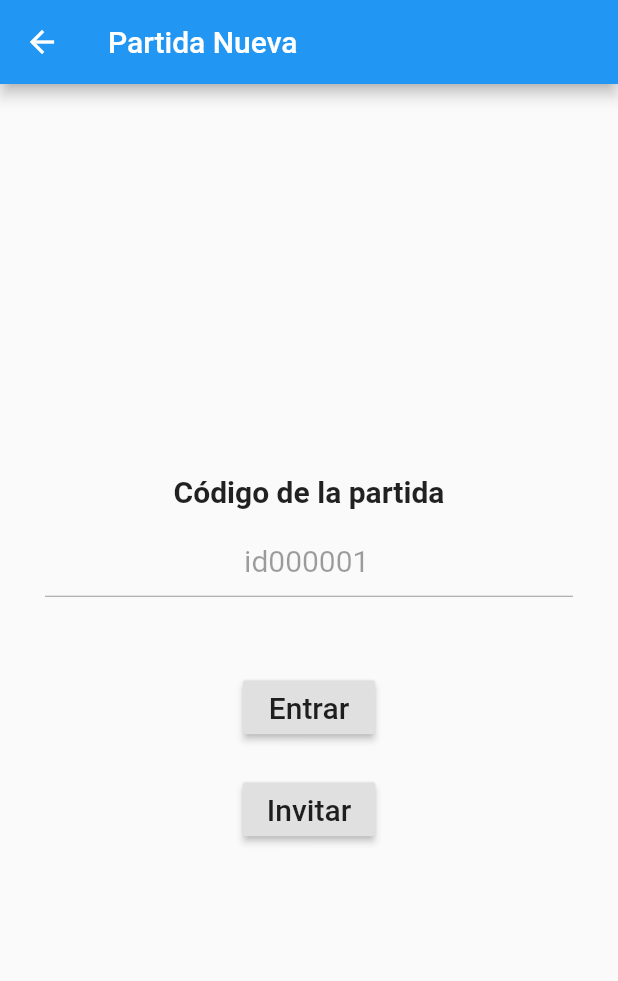
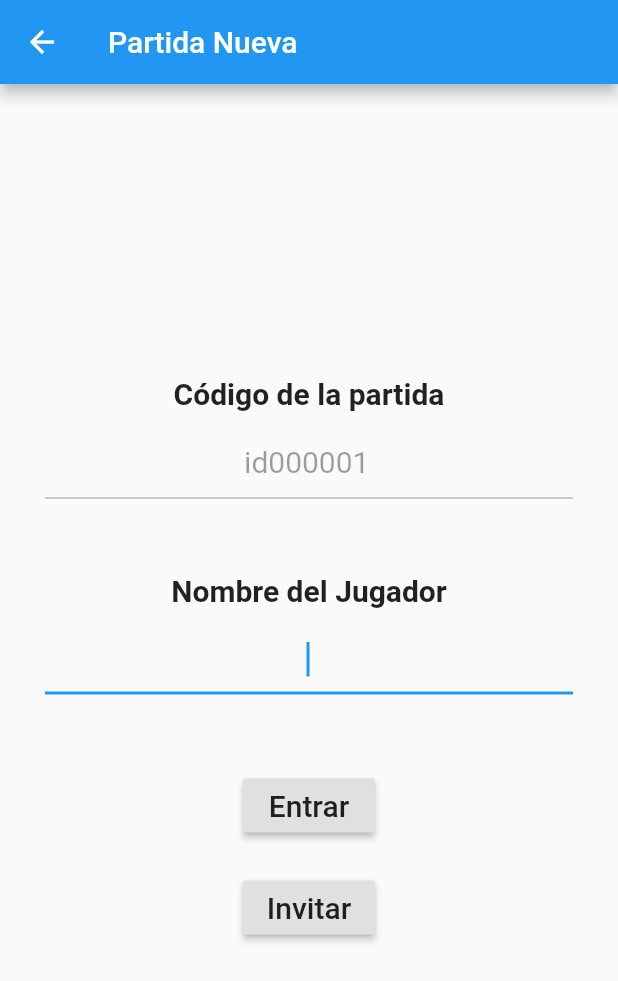
Before and after one commit to juegoconectemos/conectemos_legacy, a Flutter app: the screen it shows after launch, after a tap on "Crear nueva partida", on a phone screen of 412 x 824 dp. Shown: the top 981 px of the screen. Run offline on Flutter 3.47's test engine with Material 2 defaults, Android fonts, the light colour scheme and no system bars; our stand-ins replace cloud_firestore, device_info, firebase_core, firebase_database; accounts and stored records are empty.

Commit message:
Agrega opción para ingresar el nombre del jugador

```diff
--- a/lib/screen1.dart
+++ b/lib/screen1.dart
@@ -14,7 +14,10 @@ class _Screen1State extends State<Screen1> {
   bool esNuevaPartida;
   String codigoPartida = '';
 
-  TextEditingController myController = TextEditingController()..text = '';
+  TextEditingController codigoPartidaController = TextEditingController()
+    ..text = '';
+  TextEditingController nombreJugadorController = TextEditingController()
+    ..text = '';
 
   void createPartida() async {
     DocumentReference documentRef = await FirebaseFirestore.instance
@@ -22,7 +25,7 @@ class _Screen1State extends State<Screen1> {
         .add({'timestamp': FieldValue.serverTimestamp()});
     print("Screen1 - Partida nueva creada: " + documentRef.id);
     codigoPartida = documentRef.id;
-    myController.text = codigoPartida;
+    codigoPartidaController.text = codigoPartida;
   }
 
   @override
@@ -68,11 +71,11 @@ class _Screen1State extends State<Screen1> {
               padding: const EdgeInsets.fromLTRB(30, 10, 30, 50),
               child: GestureDetector(
                 child: TextField(
-                  controller: myController,
+                  controller: codigoPartidaController,
 
-                  onChanged: (value) {
+                  /*onChanged: (value) {
                     codigoPartida = value;
-                  },
+                  },*/
                   autofocus: true,
                   textAlign: TextAlign.center,
                   keyboardType: TextInputType.text,
@@ -81,6 +84,40 @@ class _Screen1State extends State<Screen1> {
                     fontSize: 20,
                   ),
                   enabled: esNuevaPartida ? false : true,
+                  //focusNode: FocusNode(),
+                  //enableInteractiveSelection: false,
+                ),
+                onLongPress: () {
+                  Clipboard.setData(ClipboardData(text: codigoPartida));
+                  print('Screen1 - Texto copiado');
+                },
+              ),
+            ),
+            Text(
+              "Nombre del Jugador",
+              style: TextStyle(
+                fontSize: 20,
+                fontWeight: FontWeight.bold,
+              ),
+              textAlign: TextAlign.center,
+            ),
+            Padding(
+              padding: const EdgeInsets.fromLTRB(30, 10, 30, 50),
+              child: GestureDetector(
+                child: TextField(
+                  controller: nombreJugadorController,
+
+                  /*onChanged: (value) {
+                    codigoPartida = value;
+                  },*/
+                  autofocus: true,
+                  textAlign: TextAlign.center,
+                  keyboardType: TextInputType.text,
+                  //inputFormatters: [WhitelistingTextInputFormatter.digitsOnly],
+                  style: TextStyle(
+                    fontSize: 20,
+                  ),
+                  //enabled: esNuevaPartida ? false : true,
                   //focusNode: FocusNode(),
                   //enableInteractiveSelection: false,
                 ),
@@ -108,9 +145,18 @@ class _Screen1State extends State<Screen1> {
                   print(
                       'Screen1 - La partida con código $codigoPartida no es válido');
                 }*/
+                //Navigator.pushNamed(context, '/screen2',
+                //    arguments: codigoPartida);
 
-                Navigator.pushNamed(context, '/screen2',
-                    arguments: codigoPartida);
+                if (codigoPartidaController.text != null &&
+                    nombreJugadorController.text != null &&
+                    codigoPartidaController.text != '' &&
+                    nombreJugadorController.text != '') {
+                  Navigator.pushNamed(context, '/screen2', arguments: {
+                    'codigoPartida': codigoPartidaController.text,
+                    'nombreJugador': nombreJugadorController.text,
+                  });
+                }
               },
               child: const Text('Entrar', style: TextStyle(fontSize: 20)),
             ),
```
Also changed, not shown: lib/screen2.dart (+13 -2 lines).
